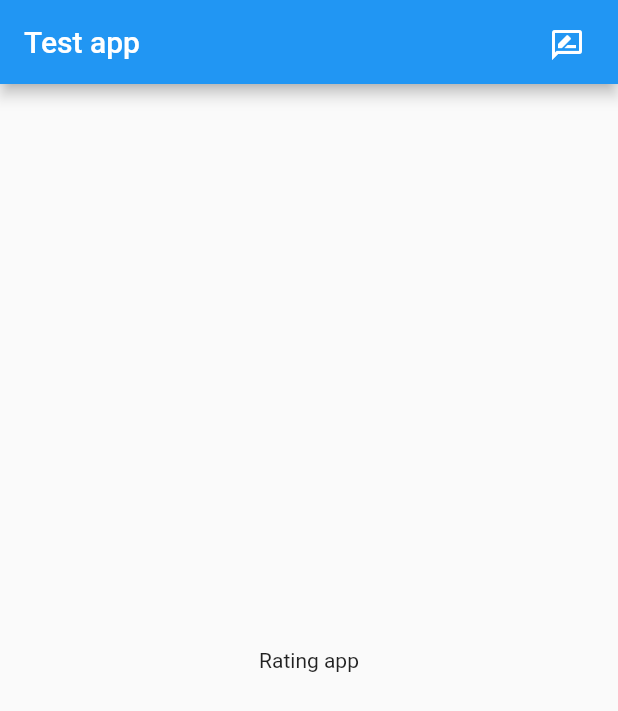
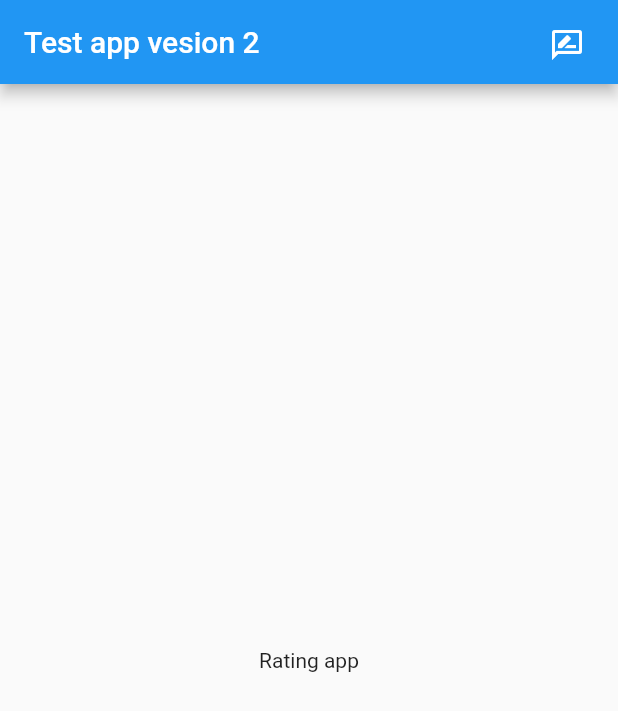
Before and after one commit to Fozy61/Rate_my_app, a Flutter app: the screen it shows after launch, on a phone screen of 412 x 824 dp. Shown: the top 711 px of the screen. Run offline on Flutter 3.47's test engine with Material 2 defaults, Android fonts, the phone set to English and light mode, and no system bars; missing offline and left inert: launch_review.

Commit message:
zweite version

```diff
--- a/lib/main.dart
+++ b/lib/main.dart
@@ -21,7 +21,7 @@ class _MyAppState extends State<MyApp> {
   Widget build(BuildContext context) {
     return  Scaffold(
       appBar: AppBar(
-        title: const Text("Test app"),
+        title: const Text("Test app vesion 2"),
         actions: [
           Padding(padding: EdgeInsets.all(10),
             child: IconButton(
```
